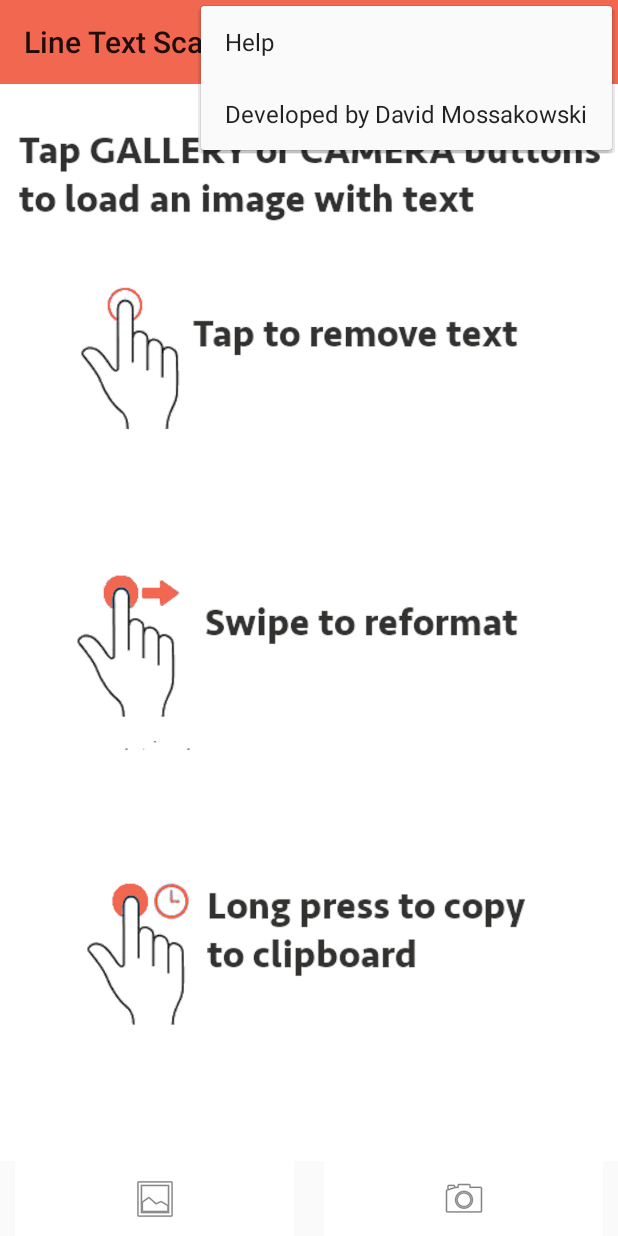
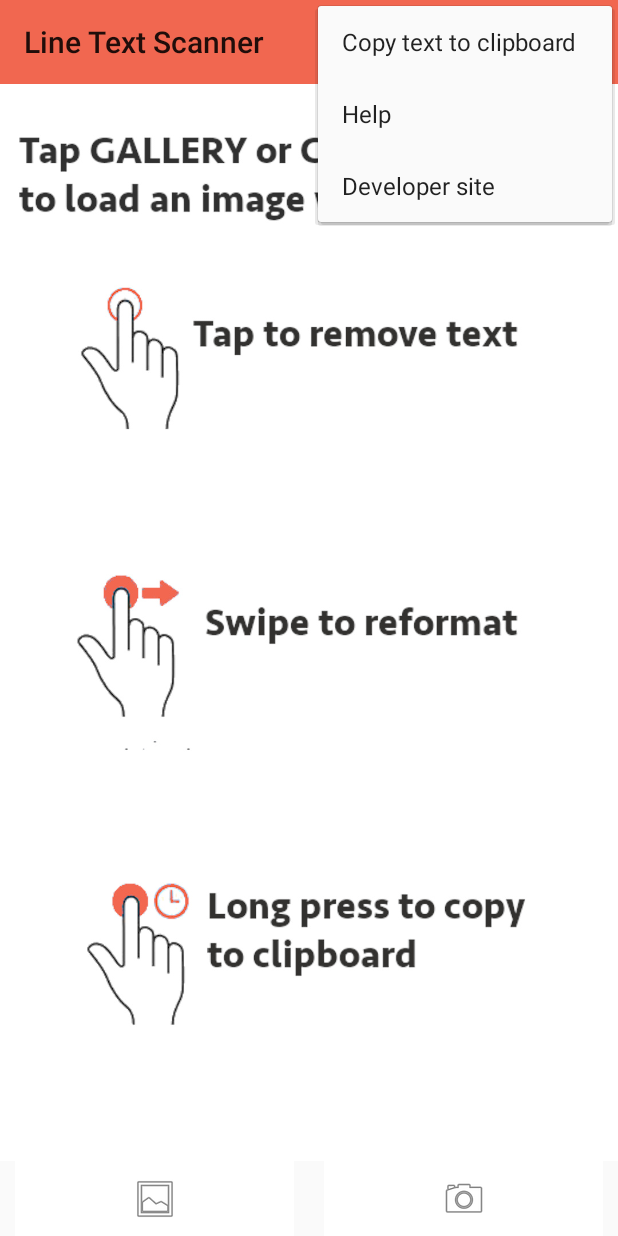
Before and after one commit to dmossakowski/linetextscanner, an Android app: the screen it shows after launch (MainActivity), with the options menu open, on a phone screen of 412 x 824 dp. Run offline under Robolectric (Android 15) with nearby library versions, the phone set to English and light mode, and no system bars; libraries missing offline, so code that uses them is left out: com.google.mlkit.vision; pictures from the network do not load.

Commit message:
upgrade to android level 33, new menu to copy text

```diff
--- a/app/build.gradle
+++ b/app/build.gradle
@@ -6,8 +6,8 @@
         applicationId "com.rtstyk.linetextscanner"
         minSdkVersion 19
         targetSdkVersion 33
-        versionCode 6
-        versionName "1.0.6"
+        versionCode 9
+        versionName "1.0.9"
         testInstrumentationRunner "androidx.test.runner.AndroidJUnitRunner"
     }
     buildTypes {
@@ -40,7 +40,7 @@
     //implementation 'com.google.mlkit:face-detection:16.0.0'
 
     // Text features
-    implementation 'com.google.android.gms:play-services-mlkit-text-recognition:16.0.0'
+    implementation 'com.google.android.gms:play-services-mlkit-text-recognition:19.0.0'
 
     //glide library for photo and video management
     implementation 'com.github.bumptech.glide:glide:4.12.0'
--- a/app/src/main/java/com/rtstyk/linetextscanner/MainActivity.java
+++ b/app/src/main/java/com/rtstyk/linetextscanner/MainActivity.java
@@ -73,6 +73,7 @@
 import com.google.mlkit.vision.text.Text;
 import com.google.mlkit.vision.text.TextRecognition;
 import com.google.mlkit.vision.text.TextRecognizer;
+import com.google.mlkit.vision.text.latin.TextRecognizerOptions;
 import com.rtstyk.linetextscanner.GraphicOverlay.Graphic;
 
 import java.io.File;
@@ -158,8 +159,9 @@
 
         textView = findViewById(R.id.text);
         //textView.setText("Ready...");
-        textView.setTextColor(Color.WHITE);
+        textView.setTextColor(Color.BLACK);
         textView.setVisibility(View.INVISIBLE);
+        //textView.set
 
         //setContentView(R.layout.activity_main);
         mDetector = new GestureDetectorCompat(mImageView.getContext(), new MyGestureListener());
@@ -252,6 +254,8 @@
             helpActivated=true;
         }else if(item.getItemId() == R.id.item_scan) {
             dispatchIntentChoice();
+        }else if (item.getItemId() == R.id.item_copy){
+            copyTextToClipboard();
         }
 
 
@@ -306,12 +310,13 @@
     @Override
     public boolean onTouchEvent(MotionEvent event){
         if (helpActivated){
-            mImageView.setImageBitmap(mSelectedImage);
-            mGraphicOverlay.setVisibility(View.VISIBLE);
+            //mImageView.setImageBitmap(mSelectedImage);
+            //mGraphicOverlay.setVisibility(View.VISIBLE);
             helpActivated=false;
+            Log.i("toucheevent","help active");
 
             //dispatchIntentChoice();
-            dispatchTakePictureIntent();
+            //dispatchTakePictureIntent();
             return true;
         }
 
@@ -319,30 +324,44 @@
         return super.onTouchEvent(event);
     }
 
+    private void copyTextToClipboard(){
+        ClipboardManager clipboard = (ClipboardManager) getSystemService(Context.CLIPBOARD_SERVICE);
+        ClipData clip = ClipData.newPlainText("text", textView.getText());
+        clipboard.setPrimaryClip(clip);
+        Toast.makeText(getApplicationContext(), "Text copied to clipboard", Toast.LENGTH_SHORT).show();
+        Log.i("longpress","long press");
+
+    }
+
+
     class MyGestureListener extends GestureDetector.SimpleOnGestureListener {
         private static final String DEBUG_TAG = "Gestures";
 
         @Override
         public boolean onDown(MotionEvent event) {
-            Log.d(DEBUG_TAG,"onDown: " + event.toString());
+            //Log.d(DEBUG_TAG,"onDown: " + event.toString());
             //view.requestPointerCapture()
             return true;
         }
 
         @Override
         public void onLongPress(MotionEvent even){
-            ClipboardManager clipboard = (ClipboardManager) getSystemService(Context.CLIPBOARD_SERVICE);
-            ClipData clip = ClipData.newPlainText("text", textView.getText());
-            clipboard.setPrimaryClip(clip);
-            Toast.makeText(getApplicationContext(), "Text copied to clipboard", Toast.LENGTH_SHORT).show();
-            Log.i("longpress","long press");
+            copyTextToClipboard();
         }
 
-        @Override
+
+
+
+            @Override
         public boolean onSingleTapUp(MotionEvent event) {
-            Log.d(DEBUG_TAG, "onSingleTapUp: " + event.toString());
+            //Log.d(DEBUG_TAG, "onSingleTapUp: " + event.toString());
 
-            //Toast.makeText(getApplicationContext(), "jjj", Toast.LENGTH_SHORT).show();
+            if (textView.getVisibility() == View.VISIBLE) {
+                switchTextViews();
+                return true;
+            }
+
+                //Toast.makeText(getApplicationContext(), "jjj", Toast.LENGTH_SHORT).show();
             //Log.i("single tup","tap ");
             // check if tap is within a rectangle of recognized text
             //switchTextViews();
@@ -424,6 +443,9 @@
                 redoText();
             }
 
+            if (found==null)
+                switchTextViews();
+
 
                 //mGraphicOverlay.
 
@@ -440,6 +462,10 @@
                                float velocityX, float velocityY) {
             //Log.d(DEBUG_TAG, "onFling: " + e1.toString() + e2.toString());
             //mGraphicOverlay.clear();
+            if (e1 == null || e2 == null)
+            {
+                return false;
+            }
             if(e1.getX() - e2.getX() > SWIPE_MIN_DISTANCE && Math.abs(velocityX) > SWIPE_THRESHOLD_VELOCITY) {
                 // Right to left
                 //return false;
@@ -923,7 +949,7 @@
 
     private void runTextRecognition() {
         InputImage image = InputImage.fromBitmap(mSelectedImage, 0);
-        TextRecognizer recognizer = TextRecognition.getClient();
+        TextRecognizer recognizer = TextRecognition.getClient(TextRecognizerOptions.DEFAULT_OPTIONS);
         //mTextButton.setEnabled(false);
 
         recognizer.process(image)
@@ -957,22 +983,23 @@
         mGraphicOverlay.clear();
 
         List<Text.Element> textElements = new ArrayList<>();
-
+        int idx = 0;
         for (int i = 0; i < blocks.size(); i++) {
             Rect rect = blocks.get(i).getBoundingBox();
             //Log.i("rect", rect.top + " " + rect.right + " " + rect.bottom);
 
             List<Text.Line> lines = blocks.get(i).getLines();
-            //Log.i("rect", rect.centerX() + " " + rect.centerY() + " " + rect.toString());
 
+            //Log.i("rect", i+" "+rect.centerX() + " " + rect.centerY() + " " + rect.toString());
             for (int j = 0; j < lines.size(); j++) {
                 List<Text.Element> elements = lines.get(j).getElements();
                 for (int k = 0; k < elements.size(); k++) {
                     Text.Element e = elements.get(k);
                     textElements.add(e);
                     //Log.i(i+"-",j+"-"+k+" "+elements.get(k).getText());
-                    GraphicOverlay.Graphic textGraphic = new TextGraphic(mGraphicOverlay, e);
+                    GraphicOverlay.Graphic textGraphic = new TextGraphic(mGraphicOverlay, e, textElements.size());
                     mGraphicOverlay.add(textGraphic);
+                    idx++;
                 }
             }
         }
@@ -989,24 +1016,30 @@
         sortedTextElements = regenerateText(textElements, textView);
     }
 
-
+    /*
+    Generate actual text strings from textElements
+     */
     private List<Text.Element> regenerateText(List<Text.Element> textElements, TextView lTextView)
     {
-        Log.d("sorting",textElements.size()+" ------------------------------ ");
+        //Log.d("sorting",textElements.size()+" ------------------------------ ");
         Collections.sort(textElements, textElementComparator);
-        Log.d("processing",textElements.size()+" ------------------------------ ");
+        //Log.d("processing",textElements.size()+" ------------------------------ ");
 
+        /*for (Text.Element e: textElements)
+        {
+            Log.d("sorted ", e.getText());
+        }*/
         List<List<Text.Element>> lines = new ArrayList<>();
         List<Text.Element> currentLine = new ArrayList<>();
         lines.add(currentLine);
 
-        // process and save only lines with prices
+        // process elements into horizontal lines
         for (int i = 0; i < textElements.size(); i++) {
 
             Rect rect = textElements.get(i).getBoundingBox();
             Text.Element element = textElements.get(i);
-            Log.d("rect" + i, rect.top + " " + rect.left + " " + rect.bottom + " c:x" +
-                    rect.centerX() + " cy:" + rect.centerY() + " " + element.getText());
+            //Log.d("rect" + i, rect.top + " " + rect.left + " " + rect.bottom + " c:x" +
+              //      rect.centerX() + " cy:" + rect.centerY() + " " + element.getText());
 
             if (currentLine.size() == 0)
                 currentLine.add(element);
@@ -1014,7 +1047,7 @@
                 Text.Element previousElement = currentLine.get(currentLine.size() - 1);
                 if (isSameLine(previousElement, element)) {
                     currentLine.add(element);
-                    Log.d("same line", previousElement.getText() + " " + element.getText() + " ");
+                    //Log.d("same line", previousElement.getText() + " " + element.getText() + " ");
                 } else { //evaluate if we should keep this line
                     String t = previousElement.getText();
                     //if (t.contains(",") && t.matches("^[0-9].*$"))
@@ -1026,12 +1059,8 @@
                         lines.add(currentLine);
 
 
-                    Log.i("new line", element.getText() + " ");
-                    //} else {
-                    //    currentLine.clear();
-                    //    currentLine.add(element);
-                    //    Log.i("line clear", element.getText() + " ");
-                    //}
+                    //Log.i("new line", element.getText() + " ");
+
                 }
             }
         }
@@ -1049,6 +1078,8 @@
                 if (j+1 == line.size())
                 {
                     s+= " \n";
+                    //Log.i("new line", s + " ");
+
                 }
             }
         }
@@ -1091,37 +1122,19 @@
         int diffOfTops = t1.getBoundingBox().top - t2.getBoundingBox().top;
         //int diffOfLefts = t1.getBoundingBox().left - t2.getBoundingBox().left;
 
-        int height = (t1.getBoundingBox().height() + t2.getBoundingBox().height()) / 2;
+        int heightSum = (int)((t1.getBoundingBox().height() + t2.getBoundingBox().height()));
 
-        //Log.i("compare", t1.getText()+"-"+t2.getText()+"  "+diffOfTops +" "+diffOfLefts+ " height:"+height);
+        int height = (int)((t1.getBoundingBox().height() + t2.getBoundingBox().height()) * 0.35);
 
+        //Log.i("sameline", t1.getText()+"-"+t2.getText()+"  "+diffOfLefts +"  diffOfTops:"+diffOfTops+" sum="+heightSum);
+        //Log.i("sameline", t1.getText()+"-"+t2.getText()+"   diffOfTops:"+diffOfTops+" sum="+heightSum+
+          //      " height="+height);
+
+        ///return diffOfLefts < 0;
         if (Math.abs(diffOfTops) > height ) {
             return false;
         }
         return true;
-    }
-
-    class TextElementComparator2 implements Comparator<Text.Element> {
-        @Override
-        public int compare(Text.Element t1, Text.Element t2) {
-            int diffOfTops = t1.getBoundingBox().top - t2.getBoundingBox().top;
-            int diffOfBottoms = t1.getBoundingBox().bottom - t2.getBoundingBox().bottom;
-            int diffOfLefts = t1.getBoundingBox().left - t2.getBoundingBox().left;
-
-            int height = (t1.getBoundingBox().height() + t2.getBoundingBox().height()) / 2;
-
-            int result;
-            if (Math.abs(diffOfTops) > (height + height * 0.25)) {
-                result =  diffOfTops;
-            }else {
-                result = diffOfLefts;
-            }
-            //Log.d("compare", t1.getBoundingBox().top+ " "+ t2.getBoundingBox().top+
-              //      " " + t1.getBoundingBox().left+ " " + t2.getBoundingBox().left+ " "+
-                //    diffOfTops + " " + diffOfLefts + " height:" + height+"  "+result +"  "+
-                  //  t1.getText() + "-" + t2.getText() + "  " );
-            return result;
-        }
     }
 
     class TextElementComparator implements Comparator<Text.Element> {
@@ -1130,17 +1143,24 @@
             int diffOfTops = t1.getBoundingBox().top - t2.getBoundingBox().top;
             int diffOfLefts = t1.getBoundingBox().left - t2.getBoundingBox().left;
 
-            int height = (t1.getBoundingBox().height() + t2.getBoundingBox().height()) / 2;
+            int height = (t1.getBoundingBox().height() + t2.getBoundingBox().height());
+            int verticalDiff = (int)(height * 0.35);
 
-            //Log.i("compare", t1.getText() + "-" + t2.getText() + "  " + diffOfTops + " " + diffOfLefts + " height:" + height);
+            int result = diffOfLefts;
 
-            if (Math.abs(diffOfTops) > height / 2) {
-                return diffOfTops;
+            if (Math.abs(diffOfTops) > verticalDiff) {
+                result = diffOfTops;
             }
-            return diffOfLefts;
+
+            //Log.i("compare", t1.getText() + "-" + t2.getText() + " v" + diffOfTops + ">"+verticalDiff+
+              //      " <" + diffOfLefts +" |" + height +" ="+result);
+
+            return result;
         }
     }
 
 
 
+
+
 }
--- a/app/src/main/res/layout/activity_main.xml
+++ b/app/src/main/res/layout/activity_main.xml
@@ -46,17 +46,21 @@
     <!-- android:textStyle="bold|italic" -->
     <TextView
         android:id="@+id/text"
-        android:layout_width="wrap_content"
-        android:layout_height="wrap_content"
+        android:layout_width="0dp"
+        android:layout_height="0dp"
         android:layout_alignParentBottom="true"
+        android:layout_marginStart="8dp"
+        android:layout_marginTop="8dp"
+
+        android:layout_marginEnd="8dp"
+        android:layout_marginBottom="8dp"
+        android:alpha="0.90"
+        android:background="@color/common_google_signin_btn_text_dark_default"
+
         android:padding="5dp"
-        android:textSize="18sp"
-
-        android:shadowColor="@color/colorPrimaryDark"
-        android:shadowRadius="1.5"
-        android:shadowDx="2"
-        android:shadowDy="2"
-        android:background="@color/colorPrimaryDark"
+        android:textColor="#070707"
+        app:autoSizeMaxTextSize="40sp"
+        app:autoSizeMinTextSize="16sp"
         app:layout_constraintBottom_toTopOf="@+id/linearLayout"
         app:layout_constraintEnd_toEndOf="parent"
         app:layout_constraintStart_toStartOf="@+id/image_view"
--- a/app/src/main/res/menu/toolbar_menu.xml
+++ b/app/src/main/res/menu/toolbar_menu.xml
@@ -8,6 +8,11 @@
         android:title="@string/toolbar_mi_camera"
         android:visible="false" />
     <item
+        android:id="@+id/item_copy"
+        android:layout_width="wrap_content"
+        android:layout_height="wrap_content"
+        android:title="@string/toolbar_mi_copy" />
+    <item
         android:id="@+id/item_help"
         android:title="@string/toolbar_mi_help" />
     <item
--- a/app/src/main/res/values/strings.xml
+++ b/app/src/main/res/values/strings.xml
@@ -5,9 +5,10 @@
     <string name="find_face_contour_button">Camera</string>
     <string name="find_text_cloud_button">Find text (cloud)</string>
     <string name="find_objects_button">Find objects</string>
-    <string name="toolbar_mi_developer_page">Developed by David Mossakowski</string>
+    <string name="toolbar_mi_developer_page">Developer site</string>
     <string name="toolbar_mi_help">Help</string>
     <string name="toolbar_mi_scan">Scan</string>
-    <string name="toolbar_mi_camera">Scan</string>
-    <string name="toolbar_mi_gallery">Scan</string>
+    <string name="toolbar_mi_camera">Camera</string>
+    <string name="toolbar_mi_gallery">Gallery</string>
+    <string name="toolbar_mi_copy">Copy text to clipboard</string>
 </resources>
```
Also changed, not shown: app/src/main/java/com/rtstyk/linetextscanner/TextGraphic.java (+53 -7 lines), 2 other files.
